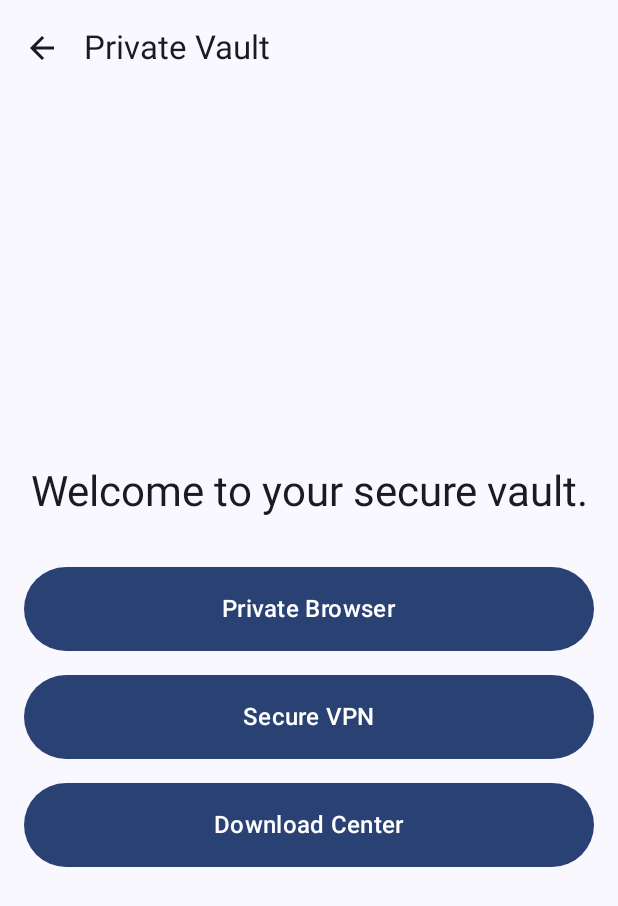
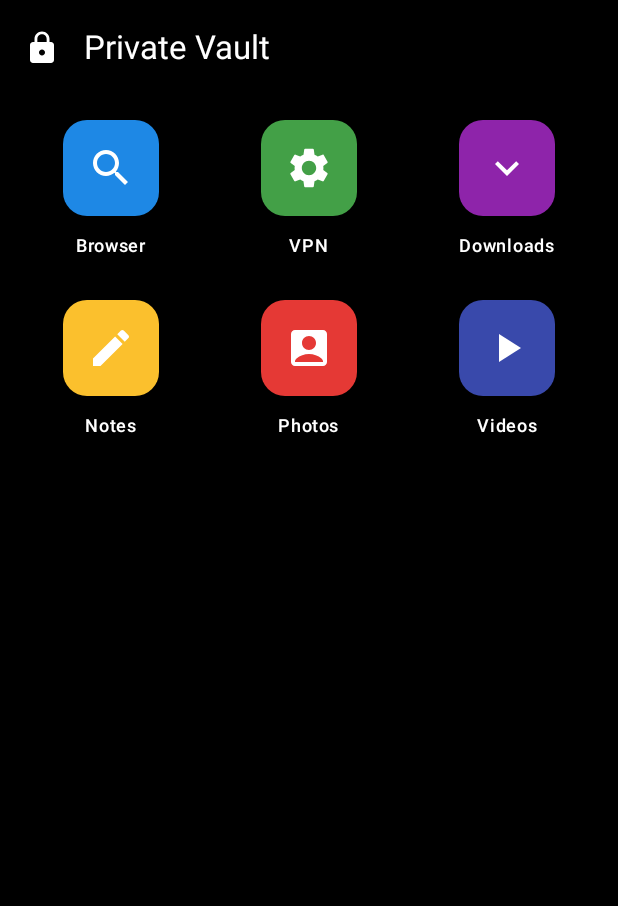
Before and after one commit to Simijaat/Hide-X-Calculator, an Android app built with Jetpack Compose: the VaultScreen screen opened through its navigation route, on a phone screen of 412 x 824 dp. Shown: the top 906 px of the screen. Run offline under Robolectric (Android 15) with nearby library versions, the phone set to English and light mode, and no system bars; our stand-ins replace Dagger/Hilt's generated code; 1 statement that could not run was skipped.

Commit message:
feat: Implement iOS-style calculator UI, advanced Vault grid, and new features placeholders
Co-authored-by: Simijaat <191662305+Simijaat@users.noreply.github.com>

```diff
--- a/app/src/main/java/com/example/vaultcalc/navigation/VaultCalcNavigation.kt
+++ b/app/src/main/java/com/example/vaultcalc/navigation/VaultCalcNavigation.kt
@@ -13,6 +13,7 @@ import com.example.vaultcalc.ui.vault.VaultScreen
 import com.example.vaultcalc.ui.browser.BrowserScreen
 import com.example.vaultcalc.ui.vpn.VpnScreen
 import com.example.vaultcalc.ui.download.DownloadCenterScreen
+import com.example.vaultcalc.ui.PlaceholderScreen
 import kotlinx.coroutines.flow.StateFlow
 import kotlinx.coroutines.flow.MutableStateFlow
 import kotlinx.coroutines.flow.asStateFlow
@@ -55,6 +56,15 @@ fun VaultCalcNavigation(
                 },
                 onNavigateToDownloads = {
                     navController.navigate("downloads")
+                },
+                onNavigateToNotes = {
+                    navController.navigate("notes")
+                },
+                onNavigateToPhotos = {
+                    navController.navigate("photos")
+                },
+                onNavigateToVideos = {
+                    navController.navigate("videos")
                 }
             )
         }
@@ -100,5 +110,14 @@ fun VaultCalcNavigation(
                 }
             )
         }
+        composable("notes") {
+            PlaceholderScreen("Notes", onNavigateBack = { navController.popBackStack() })
+        }
+        composable("photos") {
+            PlaceholderScreen("Photos", onNavigateBack = { navController.popBackStack() })
+        }
+        composable("videos") {
+            PlaceholderScreen("Videos", onNavigateBack = { navController.popBackStack() })
+        }
     }
 }
--- a/app/src/main/java/com/example/vaultcalc/ui/calculator/CalculatorScreen.kt
+++ b/app/src/main/java/com/example/vaultcalc/ui/calculator/CalculatorScreen.kt
@@ -4,7 +4,6 @@ import androidx.compose.foundation.background
 import androidx.compose.foundation.clickable
 import androidx.compose.foundation.layout.*
 import androidx.compose.foundation.shape.CircleShape
-import androidx.compose.material3.MaterialTheme
 import androidx.compose.material3.Text
 import androidx.compose.runtime.Composable
 import androidx.compose.runtime.LaunchedEffect
@@ -13,11 +12,13 @@ import androidx.compose.runtime.getValue
 import androidx.compose.ui.Alignment
 import androidx.compose.ui.Modifier
 import androidx.compose.ui.draw.clip
+import androidx.compose.ui.graphics.Color
 import androidx.compose.ui.text.font.FontWeight
 import androidx.compose.ui.text.style.TextAlign
 import androidx.compose.ui.unit.dp
 import androidx.compose.ui.unit.sp
 import androidx.hilt.navigation.compose.hiltViewModel
+import com.example.vaultcalc.ui.theme.*
 
 @Composable
 fun CalculatorScreen(
@@ -37,52 +38,67 @@ fun CalculatorScreen(
     Column(
         modifier = Modifier
             .fillMaxSize()
-            .background(MaterialTheme.colorScheme.background)
+            .background(AppBlack)
             .padding(16.dp),
         verticalArrangement = Arrangement.Bottom
     ) {
+        // Setup Hint
+        if (!state.isPinSet) {
+            val hintText = if (state.isConfirmingPin) {
+                "Confirm your 4+ digit PIN and press ="
+            } else {
+                "Set a 4+ digit PIN and press ="
+            }
+            Text(
+                text = hintText,
+                color = Color.Gray,
+                modifier = Modifier
+                    .fillMaxWidth()
+                    .padding(bottom = 16.dp),
+                textAlign = TextAlign.Center,
+                fontSize = 16.sp
+            )
+        }
+
         // Display area
         Text(
             text = state.displayValue,
             modifier = Modifier
                 .fillMaxWidth()
-                .padding(vertical = 32.dp),
+                .padding(vertical = 32.dp, horizontal = 16.dp),
             textAlign = TextAlign.End,
             fontWeight = FontWeight.Light,
-            fontSize = 80.sp,
-            color = MaterialTheme.colorScheme.onBackground,
+            fontSize = if (state.displayValue.length > 8) 60.sp else 90.sp,
+            color = WhiteText,
             maxLines = 1
         )
 
         // Buttons
         val buttons = listOf(
-            listOf("C", "(", ")", "/"),
-            listOf("7", "8", "9", "*"),
-            listOf("4", "5", "6", "-"),
+            listOf(if (state.displayValue == "0") "AC" else "C", "+/-", "%", "÷"),
+            listOf("7", "8", "9", "×"),
+            listOf("4", "5", "6", "−"),
             listOf("1", "2", "3", "+"),
-            listOf("0", ".", "=", "DEL")
+            listOf("0", ".", "DEL", "=")
         )
 
         buttons.forEach { row ->
             Row(
                 modifier = Modifier.fillMaxWidth(),
-                horizontalArrangement = Arrangement.spacedBy(8.dp)
+                horizontalArrangement = Arrangement.spacedBy(16.dp)
             ) {
                 row.forEach { symbol ->
-                    if (symbol.isNotEmpty()) {
-                        CalculatorButton(
-                            symbol = symbol,
-                            modifier = Modifier
-                                .weight(1f)
-                                .aspectRatio(1f),
-                            onClick = { viewModel.onAction(CalculatorAction.ButtonPress(symbol)) }
-                        )
-                    } else {
-                        Spacer(modifier = Modifier.weight(1f).aspectRatio(1f))
-                    }
+                    val weight = if (symbol == "0" && !row.contains("DEL")) 2.1f else 1f
+                    CalculatorButton(
+                        symbol = symbol,
+                        modifier = Modifier
+                            .weight(weight)
+                            .aspectRatio(if (weight > 1f) 2.1f else 1f),
+                        onClick = { viewModel.onAction(CalculatorAction.ButtonPress(symbol)) }
+                    )
                 }
             }
-            Spacer(modifier = Modifier.height(8.dp))
+            Spacer(modifier = Modifier.height(16.dp))
         }
     }
 }
@@ -93,22 +109,33 @@ fun CalculatorButton(
     modifier: Modifier,
     onClick: () -> Unit
 ) {
-    val isAction = symbol in listOf("C", "(", ")", "/", "*", "-", "+", "=", "DEL")
+    val topRow = listOf("AC", "C", "+/-", "%")
+    val rightCol = listOf("÷", "×", "−", "+", "=")
+
+    val bgColor = when {
+        symbol in topRow -> TopRowGray
+        symbol in rightCol -> PrimaryOrange
+        else -> NumPadGray
+    }
+
+    val textColor = when {
+        symbol in topRow -> BlackText
+        else -> WhiteText
+    }
+
     Box(
         contentAlignment = Alignment.Center,
         modifier = modifier
             .clip(CircleShape)
-            .background(
-                if (isAction) MaterialTheme.colorScheme.secondaryContainer
-                else MaterialTheme.colorScheme.surfaceVariant
-            )
+            .background(bgColor)
             .clickable { onClick() }
     ) {
+        val textSize = if (symbol.length > 2) 24.sp else 36.sp
         Text(
             text = symbol,
-            fontSize = 32.sp,
-            color = if (isAction) MaterialTheme.colorScheme.onSecondaryContainer
-            else MaterialTheme.colorScheme.onSurfaceVariant
+            fontSize = textSize,
+            color = textColor,
+            fontWeight = FontWeight.Normal
         )
     }
 }
--- a/app/src/main/java/com/example/vaultcalc/ui/theme/Color.kt
+++ b/app/src/main/java/com/example/vaultcalc/ui/theme/Color.kt
@@ -9,3 +9,12 @@ val Pink80 = Color(0xFFEFB8C8)
 val Purple40 = Color(0xFF6650a4)
 val PurpleGrey40 = Color(0xFF625b71)
 val Pink40 = Color(0xFF7D5260)
+
+// Premium UI Colors
+val AppBlack = Color(0xFF000000)
+val DarkGray = Color(0xFF1E1E1E)
+val PrimaryOrange = Color(0xFFFF9F0A)
+val TopRowGray = Color(0xFFA5A5A5)
+val NumPadGray = Color(0xFF333333)
+val WhiteText = Color(0xFFFFFFFF)
+val BlackText = Color(0xFF000000)
--- a/app/src/main/java/com/example/vaultcalc/ui/vault/VaultScreen.kt
+++ b/app/src/main/java/com/example/vaultcalc/ui/vault/VaultScreen.kt
@@ -1,13 +1,39 @@
 package com.example.vaultcalc.ui.vault
 
+import androidx.compose.foundation.background
+import androidx.compose.foundation.clickable
 import androidx.compose.foundation.layout.*
+import androidx.compose.foundation.lazy.grid.GridCells
+import androidx.compose.foundation.lazy.grid.LazyVerticalGrid
+import androidx.compose.foundation.lazy.grid.items
+import androidx.compose.foundation.shape.RoundedCornerShape
 import androidx.compose.material.icons.Icons
 import androidx.compose.material.icons.filled.ArrowBack
+import androidx.compose.material.icons.filled.Lock
+import androidx.compose.material.icons.filled.Search
+import androidx.compose.material.icons.filled.Edit
+import androidx.compose.material.icons.filled.PlayArrow
+import androidx.compose.material.icons.filled.AccountBox
+import androidx.compose.material.icons.filled.KeyboardArrowDown
+import androidx.compose.material.icons.filled.Settings
 import androidx.compose.material3.*
 import androidx.compose.runtime.Composable
 import androidx.compose.ui.Alignment
 import androidx.compose.ui.Modifier
+import androidx.compose.ui.draw.clip
+import androidx.compose.ui.graphics.Color
+import androidx.compose.ui.graphics.vector.ImageVector
+import androidx.compose.ui.text.font.FontWeight
 import androidx.compose.ui.unit.dp
+import androidx.compose.ui.unit.sp
+import com.example.vaultcalc.ui.theme.AppBlack
+
+data class VaultApp(
+    val title: String,
+    val icon: ImageVector,
+    val color: Color,
+    val onClick: () -> Unit
+)
 
 @OptIn(ExperimentalMaterial3Api::class)
 @Composable
@@ -15,58 +41,80 @@ fun VaultScreen(
     onNavigateBack: () -> Unit,
     onNavigateToBrowser: () -> Unit,
     onNavigateToVpn: () -> Unit,
-    onNavigateToDownloads: () -> Unit
+    onNavigateToDownloads: () -> Unit,
+    onNavigateToNotes: () -> Unit,
+    onNavigateToPhotos: () -> Unit,
+    onNavigateToVideos: () -> Unit
 ) {
     Scaffold(
         topBar = {
             TopAppBar(
-                title = { Text("Private Vault") },
+                title = { Text("Private Vault", color = Color.White) },
                 navigationIcon = {
                     IconButton(onClick = onNavigateBack) {
-                        Icon(Icons.Default.ArrowBack, contentDescription = "Lock & Go Back")
+                        Icon(Icons.Default.Lock, contentDescription = "Lock & Go Back", tint = Color.White)
                     }
-                }
+                },
+                colors = TopAppBarDefaults.topAppBarColors(
+                    containerColor = AppBlack,
+                    titleContentColor = Color.White
+                )
             )
-        }
+        },
+        containerColor = AppBlack
     ) { padding ->
-        Column(
+
+        val apps = listOf(
+            VaultApp("Browser", Icons.Default.Search, Color(0xFF1E88E5), onNavigateToBrowser),
+            VaultApp("VPN", Icons.Default.Settings, Color(0xFF43A047), onNavigateToVpn),
+            VaultApp("Downloads", Icons.Default.KeyboardArrowDown, Color(0xFF8E24AA), onNavigateToDownloads),
+            VaultApp("Notes", Icons.Default.Edit, Color(0xFFFBC02D), onNavigateToNotes),
+            VaultApp("Photos", Icons.Default.AccountBox, Color(0xFFE53935), onNavigateToPhotos),
+            VaultApp("Videos", Icons.Default.PlayArrow, Color(0xFF3949AB), onNavigateToVideos)
+        )
+
+        LazyVerticalGrid(
+            columns = GridCells.Fixed(3),
+            contentPadding = PaddingValues(16.dp),
             modifier = Modifier
                 .fillMaxSize()
-                .padding(padding)
-                .padding(16.dp),
-            horizontalAlignment = Alignment.CenterHorizontally,
-            verticalArrangement = Arrangement.Center
+                .padding(padding),
+            horizontalArrangement = Arrangement.spacedBy(16.dp),
+            verticalArrangement = Arrangement.spacedBy(24.dp)
         ) {
-            Text(
-                text = "Welcome to your secure vault.",
-                style = MaterialTheme.typography.headlineMedium
-            )
-            Spacer(modifier = Modifier.height(32.dp))
-
-            Button(
-                onClick = onNavigateToBrowser,
-                modifier = Modifier.fillMaxWidth().height(56.dp)
-            ) {
-                Text("Private Browser", style = MaterialTheme.typography.titleMedium)
-            }
-
-            Spacer(modifier = Modifier.height(16.dp))
-
-            Button(
-                onClick = onNavigateToVpn,
-                modifier = Modifier.fillMaxWidth().height(56.dp)
-            ) {
-                Text("Secure VPN", style = MaterialTheme.typography.titleMedium)
-            }
-
-            Spacer(modifier = Modifier.height(16.dp))
-
-            Button(
-                onClick = onNavigateToDownloads,
-                modifier = Modifier.fillMaxWidth().height(56.dp)
-            ) {
-                Text("Download Center", style = MaterialTheme.typography.titleMedium)
+            items(apps) { app ->
+                VaultAppIcon(app)
             }
         }
     }
 }
+
+@Composable
+fun VaultAppIcon(app: VaultApp) {
+    Column(
+        horizontalAlignment = Alignment.CenterHorizontally,
+        modifier = Modifier.clickable { app.onClick() }
+    ) {
+        Box(
+            contentAlignment = Alignment.Center,
+            modifier = Modifier
+                .size(64.dp)
+                .clip(RoundedCornerShape(16.dp))
+                .background(app.color)
+        ) {
+            Icon(
+                imageVector = app.icon,
+                contentDescription = app.title,
+                tint = Color.White,
+                modifier = Modifier.size(32.dp)
+            )
+        }
+        Spacer(modifier = Modifier.height(8.dp))
+        Text(
+            text = app.title,
+            color = Color.White,
+            fontSize = 12.sp,
+            fontWeight = FontWeight.Medium
+        )
+    }
+}
```
Also changed, not shown: app/src/main/java/com/example/vaultcalc/ui/PlaceholderScreens.kt (added, +45 -0 lines), app/src/main/java/com/example/vaultcalc/ui/calculator/CalculatorViewModel.kt (+62 -15 lines), 1 other file.
